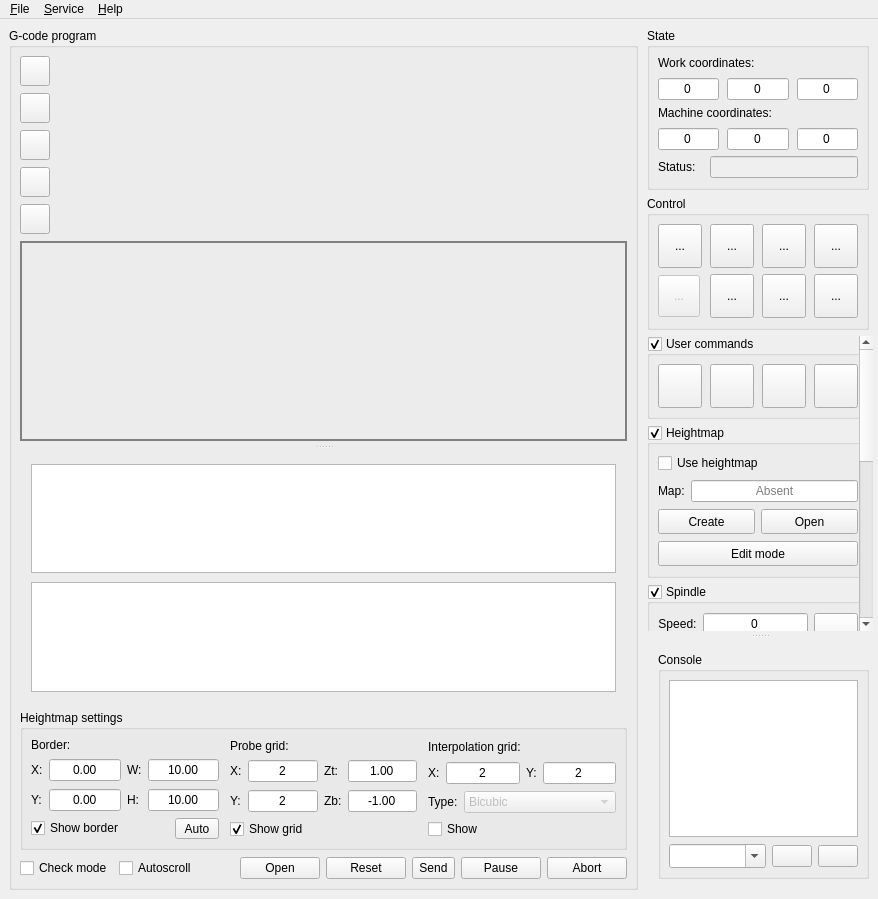
Old version of the form Qt/_Other/3D/Candle/src/src/ui/frmmain.ui in the repository RinatB2017/mega_GIT.
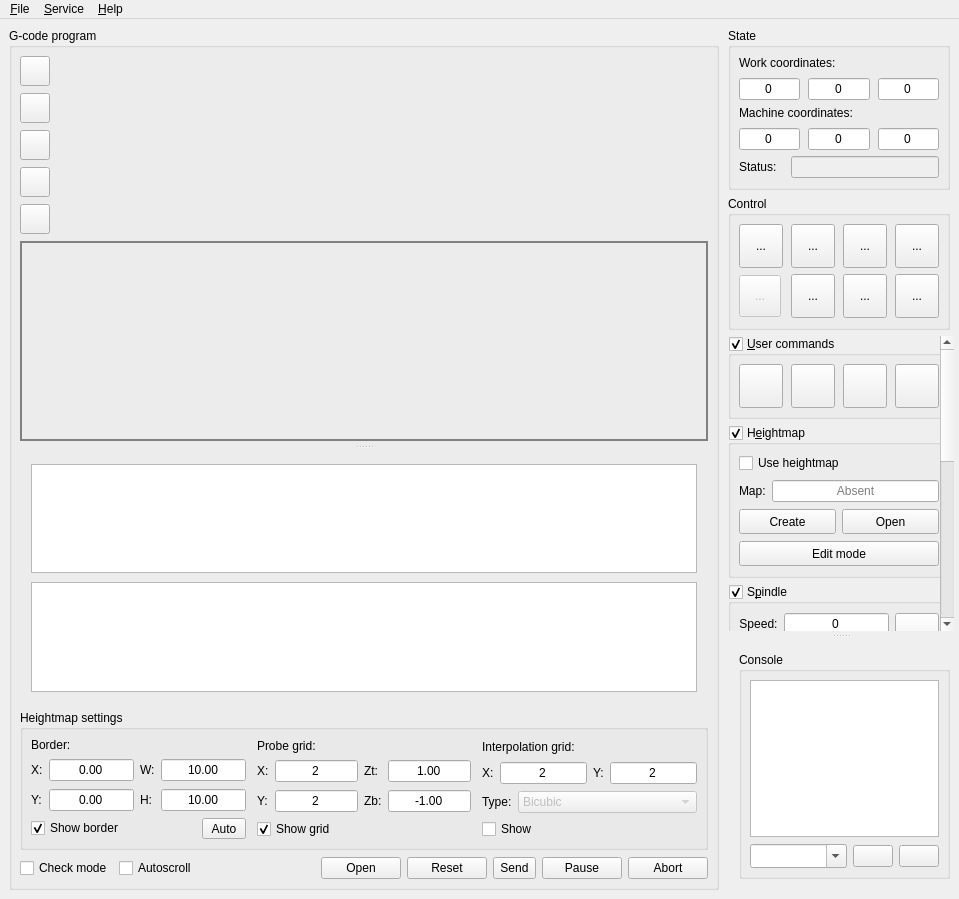
New version of the form. Icons and pictures are not drawn. Custom widgets are drawn as their Qt base class.

Diff of the .ui file:
```diff
--- a/Qt/_Other/3D/Candle/src/src/ui/frmmain.ui
+++ b/Qt/_Other/3D/Candle/src/src/ui/frmmain.ui
@@ -6,7 +6,7 @@
    <rect>
     <x>0</x>
     <y>0</y>
-    <width>878</width>
+    <width>959</width>
     <height>899</height>
    </rect>
   </property>
@@ -1535,8 +1535,8 @@
            <rect>
             <x>0</x>
             <y>0</y>
-            <width>231</width>
-            <height>725</height>
+            <width>245</width>
+            <height>806</height>
            </rect>
           </property>
           <property name="sizePolicy">
@@ -1564,7 +1564,7 @@
               <bool>true</bool>
              </property>
              <property name="title">
-              <string>User commands</string>
+              <string>&amp;User commands</string>
              </property>
              <property name="checkable">
               <bool>true</bool>
@@ -1723,7 +1723,7 @@
            <item>
             <widget class="GroupBox" name="grpHeightMap">
              <property name="title">
-              <string>Heightmap</string>
+              <string>H&amp;eightmap</string>
              </property>
              <property name="checkable">
               <bool>true</bool>
@@ -1875,7 +1875,7 @@
               <bool>true</bool>
              </property>
              <property name="title">
-              <string>Spindle</string>
+              <string>S&amp;pindle</string>
              </property>
              <property name="checkable">
               <bool>true</bool>
@@ -2792,8 +2792,8 @@
     <rect>
      <x>0</x>
      <y>0</y>
-     <width>878</width>
-     <height>26</height>
+     <width>959</width>
+     <height>24</height>
     </rect>
    </property>
    <widget class="QMenu" name="mnuFile">
```
Left out of the diff: 60 changed lines with no effect on the pictures.
